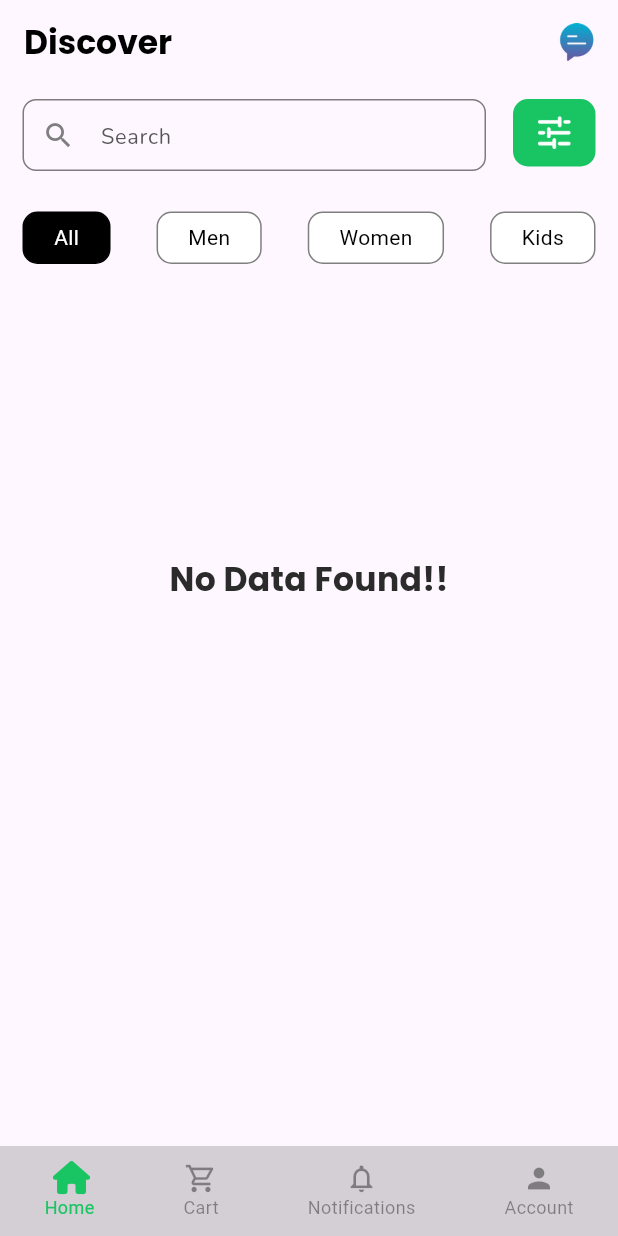
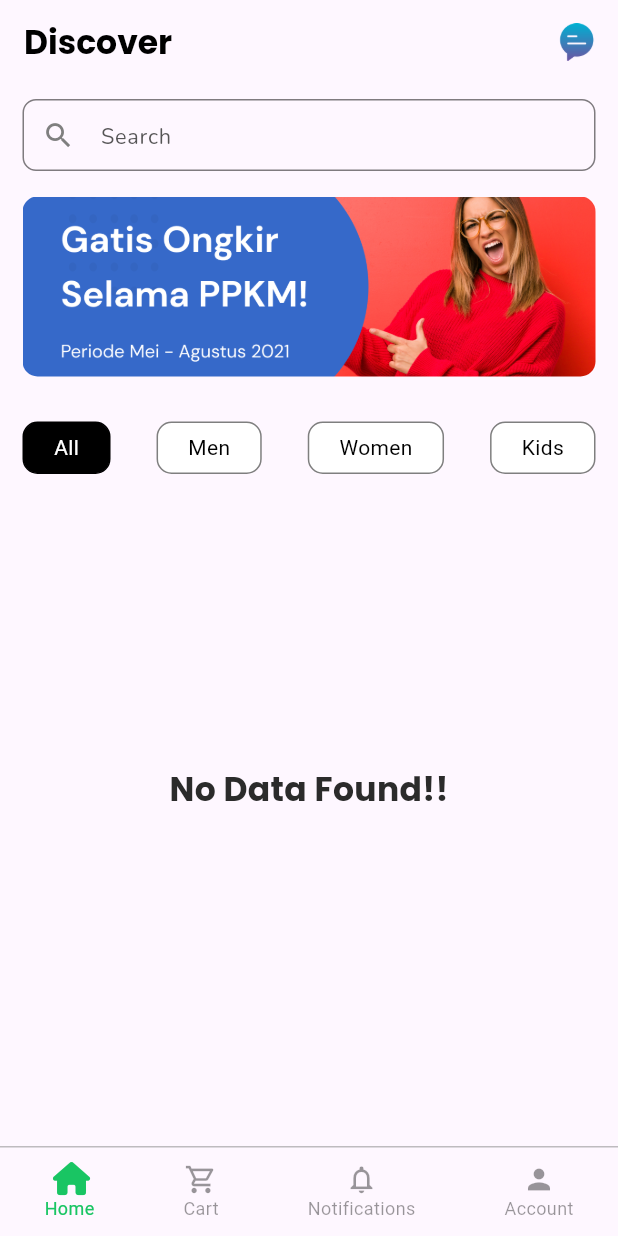
Before and after one commit to ihsankhan-752/SmartMar-User-Side, a Flutter app: the CustomBottomNavigation screen opened directly, on a phone screen of 412 x 824 dp. Run offline on Flutter 3.47's test engine with Material 3 defaults, Android fonts, the light colour scheme and no system bars; our stand-ins replace cloud_firestore, firebase_auth, firebase_core, firebase_messaging, firebase_storage, flutter_easyloading and 13 more; missing offline and left inert: country_state_city_picker, flutter_stripe, paymob_pakistan; accounts and stored records are empty.

Commit message:
Search Done and Gridview Issue Fix

```diff
--- a/lib/screens/bottom_nav_bar/custom_bottom_navigation_bar.dart
+++ b/lib/screens/bottom_nav_bar/custom_bottom_navigation_bar.dart
@@ -39,7 +39,10 @@ class _CustomBottomNavigationState extends State<CustomBottomNavigation> {
       child: Scaffold(
         body: Pages[_currentIndex],
         bottomNavigationBar: Container(
-          color: AppColors.mainColor.withOpacity(0.2),
+          decoration: BoxDecoration(
+              border: Border(
+            top: BorderSide(color: AppColors.grey.withOpacity(0.5)),
+          )),
           height: 60,
           child: Row(
             mainAxisAlignment: MainAxisAlignment.spaceAround,
--- a/lib/screens/bottom_nav_bar/home/home_screen.dart
+++ b/lib/screens/bottom_nav_bar/home/home_screen.dart
@@ -16,8 +16,10 @@ class HomeScreen extends StatefulWidget {
 }
 
 class _HomeScreenState extends State<HomeScreen> {
+  TextEditingController _searchController = TextEditingController();
   int currentIndex = 0;
   String _selectedValue = 'All';
+
   @override
   Widget build(BuildContext context) {
     return DefaultTabController(
@@ -49,77 +51,34 @@ class _HomeScreenState extends State<HomeScreen> {
           ],
         ),
         extendBody: true,
-        body: Padding(
+        body: SingleChildScrollView(
           padding: const EdgeInsets.symmetric(horizontal: 15, vertical: 10),
           child: Column(
             crossAxisAlignment: CrossAxisAlignment.start,
             children: [
-              Row(
-                mainAxisAlignment: MainAxisAlignment.spaceBetween,
-                crossAxisAlignment: CrossAxisAlignment.start,
-                children: [
               SizedBox(
-                    width: MediaQuery.sizeOf(context).width * 0.75,
+                width: MediaQuery.sizeOf(context).width,
                 height: 55,
-                    child: SearchTextInput(controller: TextEditingController(), hintText: "Search"),
-                  ),
-                  Container(
-                    height: 45,
-                    width: 55,
-                    decoration: BoxDecoration(
-                      borderRadius: BorderRadius.circular(10),
-                      color: AppColors.primaryColor,
-                    ),
-                    child: PopupMenuButton(
-                      icon: SizedBox(
-                        height: 40,
-                        width: 30,
-                        child: Image.asset('assets/images/png/filter.png', color: AppColors.primaryWhite),
-                      ),
-                      itemBuilder: (context) {
-                        return [
-                          PopupMenuItem(
-                            value: 'all',
-                            child: Text("All"),
-                            onTap: () {
-                              setState(() {
-                                _selectedValue = 'All';
-                              });
+                child: SearchTextInput(
+                  controller: _searchController,
+                  onCrossIconClick: () {
+                    _searchController.clear();
+                    setState(() {});
                   },
-                          ),
-                          PopupMenuItem(
-                            value: 'men',
-                            child: Text("Men"),
-                            onTap: () {
-                              setState(() {
-                                _selectedValue = 'Men';
-                              });
-                            },
-                          ),
-                          PopupMenuItem(
-                            value: 'women',
-                            child: Text("Women"),
-                            onTap: () {
-                              setState(() {
-                                _selectedValue = 'Women';
-                              });
-                            },
-                          ),
-                          PopupMenuItem(
-                            value: 'Kids',
-                            child: Text("Kids"),
-                            onTap: () {
-                              setState(() {
-                                _selectedValue = 'Kids';
-                              });
-                            },
-                          ),
-                        ];
+                  hintText: "Search",
+                  onChange: (v) {
+                    setState(() {});
                   },
                 ),
               ),
-                ],
+              SizedBox(height: 10),
+              SizedBox(
+                width: MediaQuery.sizeOf(context).width,
+                height: 120,
+                child: ClipRRect(
+                    borderRadius: BorderRadius.circular(10), child: Image.asset('assets/images/adv.png', fit: BoxFit.cover)),
               ),
+              SizedBox(height: 10),
               SizedBox(height: 20),
               SizedBox(
                 height: 35,
@@ -128,8 +87,9 @@ class _HomeScreenState extends State<HomeScreen> {
                   children: categories.map((e) {
                     return GestureDetector(
                       onTap: () {
+                        setState(() {
                           _selectedValue = e;
-                        setState(() {});
+                        });
                       },
                       child: Container(
                         decoration: BoxDecoration(
@@ -154,7 +114,7 @@ class _HomeScreenState extends State<HomeScreen> {
                 ),
               ),
               SizedBox(height: 15),
-              GetProductByCategory(category: _selectedValue)
+              GetProductByCategory(category: _selectedValue, searchText: _searchController.text)
             ],
           ),
         ),
--- a/lib/screens/bottom_nav_bar/home/widgets/get_product_by_category.dart
+++ b/lib/screens/bottom_nav_bar/home/widgets/get_product_by_category.dart
@@ -8,7 +8,8 @@ import '../../../../constants/colors.dart';
 
 class GetProductByCategory extends StatelessWidget {
   final String category;
-  const GetProductByCategory({Key? key, required this.category}) : super(key: key);
+  final String searchText;
+  const GetProductByCategory({Key? key, required this.category, required this.searchText}) : super(key: key);
 
   @override
   Widget build(BuildContext context) {
@@ -36,16 +37,37 @@ class GetProductByCategory extends StatelessWidget {
             ),
           );
         }
-        return Expanded(
-          child: GridView.builder(
-            gridDelegate: SliverGridDelegateWithFixedCrossAxisCount(crossAxisCount: 2),
-            itemCount: snapshot.data!.docs.length,
-            itemBuilder: (context, index) {
-              ProductModel productModel = ProductModel.fromMap(snapshot.data!.docs[index]);
 
-              return ProductCard(productModel: productModel);
-            },
-          ),
+        List<DocumentSnapshot> filteredDocs = snapshot.data!.docs.where((doc) {
+          ProductModel productModel = ProductModel.fromMap(doc);
+          return searchText.isEmpty || productModel.pdtName!.toLowerCase().contains(searchText.toLowerCase());
+        }).toList();
+
+        if (filteredDocs.isEmpty) {
+          return Padding(
+            padding: EdgeInsets.only(top: 180),
+            child: Center(
+              child: Text(
+                "No Data Found!!",
+                style: GoogleFonts.poppins(
+                  color: AppColors.mainColor,
+                  fontWeight: FontWeight.bold,
+                  fontSize: 22,
+                ),
+              ),
+            ),
+          );
+        }
+
+        return GridView.builder(
+          shrinkWrap: true,
+          physics: NeverScrollableScrollPhysics(),
+          gridDelegate: SliverGridDelegateWithFixedCrossAxisCount(crossAxisCount: 2),
+          itemCount: filteredDocs.length,
+          itemBuilder: (context, index) {
+            ProductModel productModel = ProductModel.fromMap(filteredDocs[index]);
+            return ProductCard(productModel: productModel);
+          },
         );
       },
     );
--- a/lib/widgets/custom_text_fields.dart
+++ b/lib/widgets/custom_text_fields.dart
@@ -85,11 +85,14 @@ class AuthTextInput extends StatelessWidget {
 class SearchTextInput extends StatelessWidget {
   final TextEditingController? controller;
   final String? hintText;
-  const SearchTextInput({Key? key, this.controller, this.hintText}) : super(key: key);
+  final Function(String? v)? onChange;
+  final Function()? onCrossIconClick;
+  const SearchTextInput({Key? key, this.controller, this.hintText, this.onChange, this.onCrossIconClick}) : super(key: key);
 
   @override
   Widget build(BuildContext context) {
     return TextField(
+      onChanged: onChange,
       controller: controller,
       decoration: InputDecoration(
         isDense: true,
@@ -108,6 +111,8 @@ class SearchTextInput extends StatelessWidget {
           ),
         ),
         hintText: hintText,
+        suffixIcon:
+            controller!.text.isEmpty ? SizedBox() : GestureDetector(onTap: onCrossIconClick ?? () {}, child: Icon(Icons.close)),
         hintStyle: GoogleFonts.nunito(fontSize: 14.5, color: Color(0xff2b2b2b).withOpacity(0.8)),
       ),
     );
--- a/pubspec.yaml
+++ b/pubspec.yaml
@@ -70,6 +70,8 @@ dependencies:
   csc_picker: ^0.2.7
   country_state_city_pro: ^0.0.6
   rating_dialog: ^2.0.4
+  dio: ^5.4.3+1
+  paymob_pakistan: ^1.0.7
 
 dev_dependencies:
   flutter_test:
```
Also changed, not shown: lib/main.dart (+8 -0 lines), lib/paymob/payment_view.dart (added, +75 -0 lines), lib/paymob/paymob_manager.dart (added, +7 -0 lines), lib/screens/payment_screen/payment_screen.dart (+64 -0 lines), assets/images/adv.png (added), pubspec.lock. Lines whose indentation alone changed are shown as unchanged.
